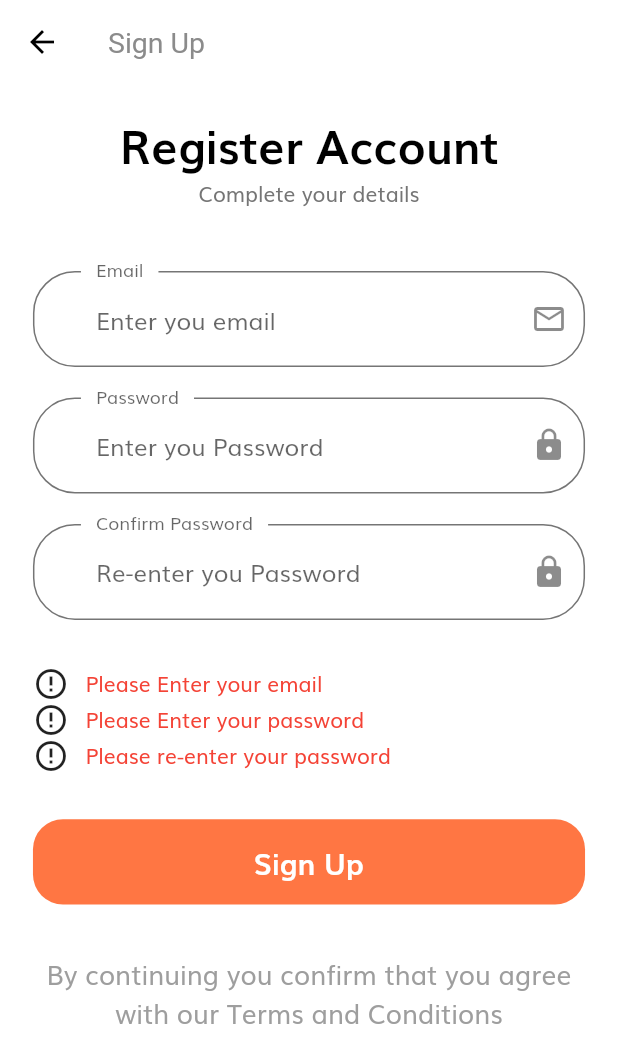
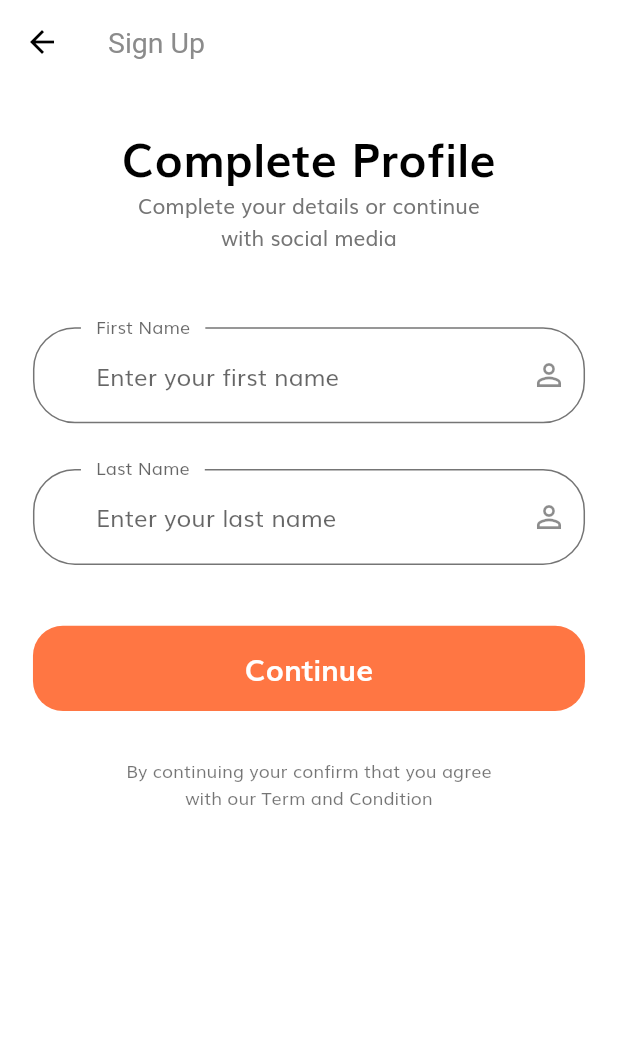
Before and after one commit to kshitijrai/Que-flutter, a Flutter app: the SignUpScreen screen opened by its route, after a tap on "Sign Up", on a phone screen of 412 x 824 dp. Shown: the top 1063 px of the screen. Run offline on Flutter 3.47's test engine with Material 2 defaults, Android fonts, the phone set to English and light mode, and no system bars; our stand-ins replace cloud_firestore, firebase_auth, firebase_core, flutter_svg, google_sign_in; accounts and stored records are empty; network calls fail.

Commit message:
complete user profile added

```diff
--- a/lib/route.dart
+++ b/lib/route.dart
@@ -1,3 +1,4 @@
+import 'package:Que/screens/complete_profile/complete_profile_screen.dart';
 import 'package:Que/screens/forgot_password/forgot_pass_screen.dart';
 import 'package:Que/screens/home/home_screen.dart';
 import 'package:Que/screens/login_success/login_success_screen.dart';
@@ -13,5 +14,6 @@ final Map<String, WidgetBuilder> routes = {
   LoginSuccessScreen.routeName: (context) => LoginSuccessScreen(),
   ForgotPasswordScreen.routeName: (context) => ForgotPasswordScreen(),
   SignUpScreen.routeName: (context) => SignUpScreen(),
+  CompleteProfileScreen.routeName: (context) => CompleteProfileScreen(),
   HomeScreen.routeName: (context) => HomeScreen(),
 };
--- /dev/null
+++ b/lib/screens/complete_profile/complete_profile_screen.dart
@@ -0,0 +1,16 @@
+import 'package:flutter/material.dart';
+
+import 'components/body.dart';
+
+class CompleteProfileScreen extends StatelessWidget {
+  static String routeName = "/complete_profile";
+  @override
+  Widget build(BuildContext context) {
+    return Scaffold(
+      appBar: AppBar(
+        title: Text('Sign Up'),
+      ),
+      body: Body(),
+    );
+  }
+}
--- /dev/null
+++ b/lib/screens/complete_profile/components/body.dart
@@ -0,0 +1,40 @@
+import 'package:Que/refer/size_config.dart';
+import 'package:Que/refer/uiconstants.dart';
+import 'package:flutter/material.dart';
+
+import 'complete_profile_form.dart';
+
+class Body extends StatelessWidget {
+  @override
+  Widget build(BuildContext context) {
+    return SafeArea(
+      child: SizedBox(
+        width: double.infinity,
+        child: Padding(
+          padding:
+              EdgeInsets.symmetric(horizontal: getProportionateScreenWidth(20)),
+          child: SingleChildScrollView(
+            child: Column(
+              children: [
+                SizedBox(height: SizeConfig.screenHeight * 0.03),
+                Text("Complete Profile", style: headingStyle),
+                Text(
+                  "Complete your details or continue  \nwith social media",
+                  textAlign: TextAlign.center,
+                ),
+                SizedBox(height: SizeConfig.screenHeight * 0.06),
+                CompleteProfileForm(),
+                SizedBox(height: getProportionateScreenHeight(30)),
+                Text(
+                  "By continuing your confirm that you agree \nwith our Term and Condition",
+                  textAlign: TextAlign.center,
+                  style: Theme.of(context).textTheme.caption,
+                ),
+              ],
+            ),
+          ),
+        ),
+      ),
+    );
+  }
+}
--- /dev/null
+++ b/lib/screens/complete_profile/components/complete_profile_form.dart
@@ -0,0 +1,117 @@
+import 'dart:async';
+
+import 'package:Que/components/default_button.dart';
+import 'package:Que/components/form_error.dart';
+import 'package:Que/refer/size_config.dart';
+import 'package:Que/refer/uiconstants.dart';
+import 'package:Que/screens/login_success/login_success_screen.dart';
+import 'package:cloud_firestore/cloud_firestore.dart';
+import 'package:flutter/material.dart';
+
+class CompleteProfileForm extends StatefulWidget {
+  @override
+  _CompleteProfileFormState createState() => _CompleteProfileFormState();
+}
+
+class _CompleteProfileFormState extends State<CompleteProfileForm> {
+  final _formKey = GlobalKey<FormState>();
+  final TextEditingController _firstnamecontroller = TextEditingController();
+  final TextEditingController _lastnamecontroller = TextEditingController();
+
+  final List<String> errors = [];
+  String firstName;
+  String lastName;
+  String phoneNumber;
+  String address;
+
+  void addError({String error}) {
+    if (!errors.contains(error))
+      setState(() {
+        errors.add(error);
+      });
+  }
+
+  void removeError({String error}) {
+    if (errors.contains(error))
+      setState(() {
+        errors.remove(error);
+      });
+  }
+
+  @override
+  Widget build(BuildContext context) {
+    return Form(
+      key: _formKey,
+      child: Column(
+        children: [
+          buildFirstNameFormField(),
+          SizedBox(height: getProportionateScreenHeight(30)),
+          buildLastNameFormField(),
+          FormError(errors: errors),
+          SizedBox(height: getProportionateScreenHeight(40)),
+          DefaultButton(
+            text: 'Continue',
+            press: () async {
+              if (_formKey.currentState.validate()) {
+                _formKey.currentState.save();
+                await addUser(
+                  _firstnamecontroller.text,
+                  _lastnamecontroller.text,
+                );
+                Navigator.pushNamed(context, LoginSuccessScreen.routeName);
+              }
+            },
+          ),
+        ],
+      ),
+    );
+  }
+
+  TextFormField buildLastNameFormField() {
+    return TextFormField(
+      controller: _lastnamecontroller,
+      onSaved: (newValue) => lastName = newValue,
+      decoration: InputDecoration(
+        labelText: "Last Name",
+        hintText: "Enter your last name",
+        floatingLabelBehavior: FloatingLabelBehavior.always,
+        suffixIcon: Icon(Icons.person_outline),
+      ),
+    );
+  }
+
+  TextFormField buildFirstNameFormField() {
+    return TextFormField(
+      controller: _firstnamecontroller,
+      onSaved: (newValue) => firstName = newValue,
+      validator: (value) {
+        if (value.isEmpty) {
+          addError(error: kNamelNullError);
+          Timer(Duration(seconds: 3), () {
+            removeError(error: kNamelNullError);
+          });
+        }
+        return null;
+      },
+      decoration: InputDecoration(
+        labelText: "First Name",
+        hintText: "Enter your first name",
+        floatingLabelBehavior: FloatingLabelBehavior.always,
+        suffixIcon: Icon(Icons.person_outline),
+      ),
+    );
+  }
+}
+
+addUser(String firstName, String lastName) {
+  CollectionReference users = FirebaseFirestore.instance.collection('users');
+
+  // Call the user's CollectionReference to add a new user
+  return users
+      .add({
+        'first_name': firstName, // John Doe
+        'last_name': lastName, // Stokes and Sons
+      })
+      .then((value) => print("User Added"))
+      .catchError((error) => print("Failed to add user: $error"));
+}
--- a/lib/screens/sign_up/components/sign_up_form.dart
+++ b/lib/screens/sign_up/components/sign_up_form.dart
@@ -4,6 +4,7 @@ import 'package:Que/components/default_button.dart';
 import 'package:Que/components/form_error.dart';
 import 'package:Que/refer/size_config.dart';
 import 'package:Que/refer/uiconstants.dart';
+import 'package:Que/screens/complete_profile/complete_profile_screen.dart';
 import 'package:firebase_auth/firebase_auth.dart';
 import 'package:firebase_core/firebase_core.dart';
 import 'package:flutter/material.dart';
@@ -55,12 +56,13 @@ class _SignUpFormState extends State<SignUpForm> {
             DefaultButton(
               text: 'Sign Up',
               press: () async {
-                await signUp(
-                  _emailController.text,
-                  _passwordController.text,
-                );
                 if (_formKey.currentState.validate()) {
                   _formKey.currentState.save();
+                  await signUp(
+                    _emailController.text,
+                    _passwordController.text,
+                  );
+                  Navigator.pushNamed(context, CompleteProfileScreen.routeName);
                 }
               },
             )
--- a/lib/screens/splash/components/body.dart
+++ b/lib/screens/splash/components/body.dart
@@ -6,7 +6,6 @@ import 'package:Que/screens/sign_in/sign_in_screen.dart';
 import 'package:Que/screens/splash/components/splash_content.dart';
 import 'package:firebase_auth/firebase_auth.dart';
 import 'package:flutter/material.dart';
-import 'package:google_sign_in/google_sign_in.dart';
 
 class Body extends StatefulWidget {
   @override
@@ -98,10 +97,6 @@ class _BodyState extends State<Body> {
                           });
                         },
                       ),
-                      RaisedButton(onPressed: () async {
-                        await FirebaseAuth.instance.signOut();
-                        await GoogleSignIn().signOut();
-                      }),
                       Spacer(),
                     ],
                   ),
```
Also changed, not shown: lib/screens/home/home_screen.dart (+27 -1 lines), lib/screens/sign_in/components/signin_form.dart (+11 -11 lines).
